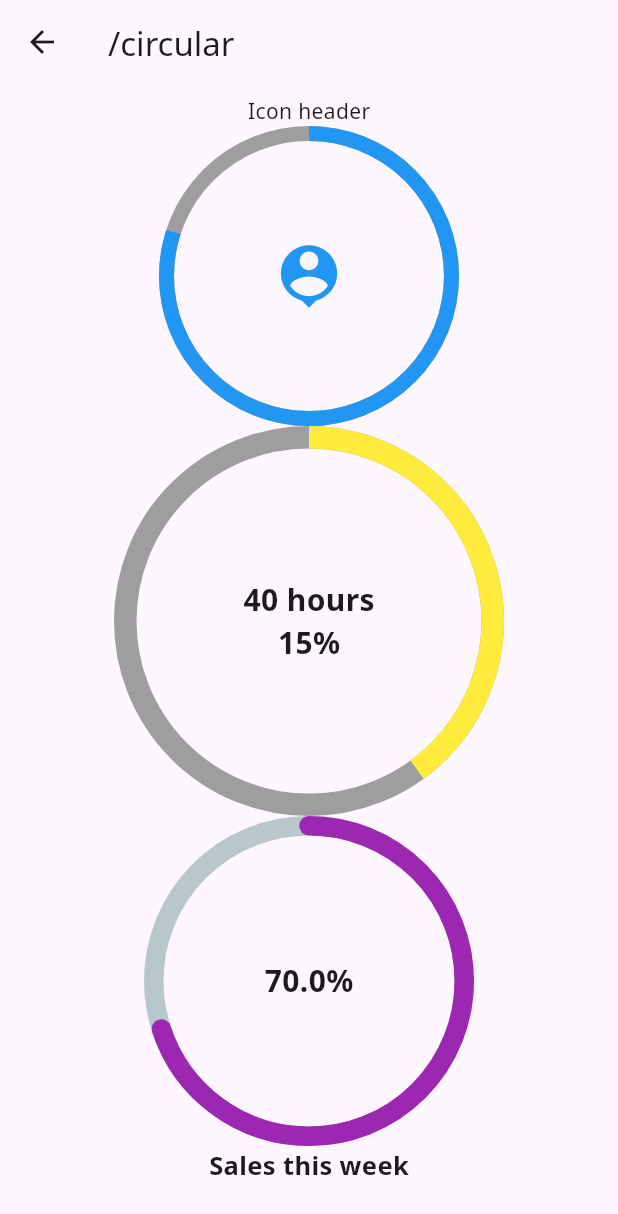
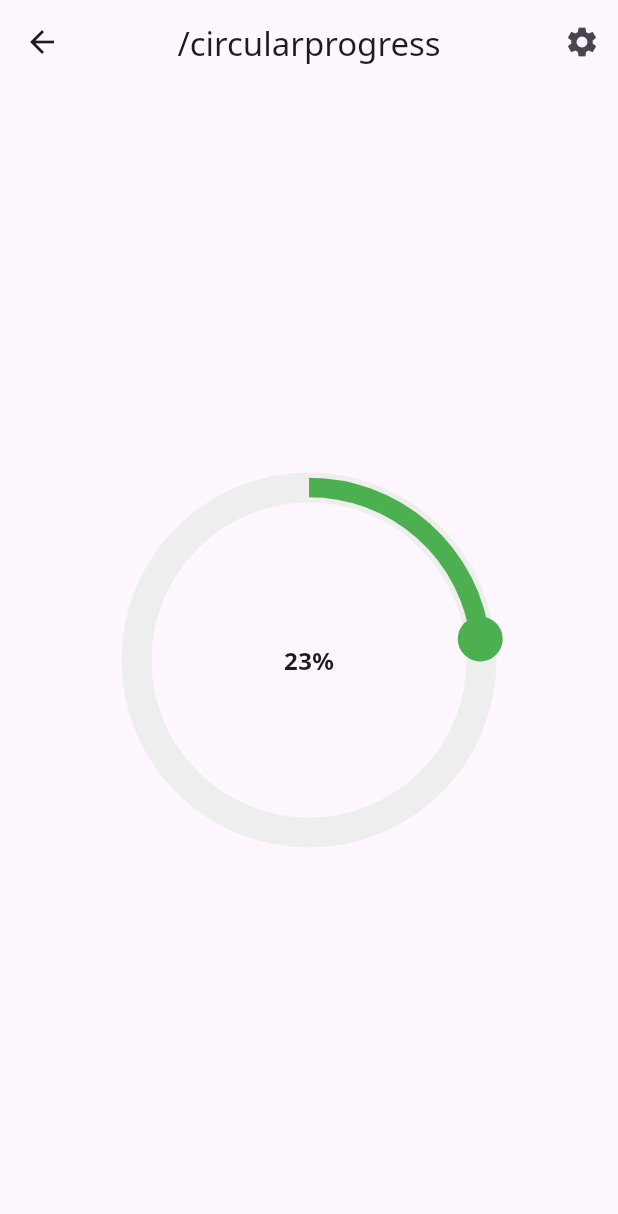
Before and after one commit to exlsy/gandan_01, a Flutter app: the DefaultLayout screen opened directly, on a phone screen of 412 x 824 dp. Shown: the top 1214 px of the screen. Run offline on Flutter 3.47's test engine with Material 3 defaults, Android fonts, the phone set to English and light mode, and no system bars; drawn by our look-alikes of percent_indicator; our stand-ins replace go_router, table_calendar, wave.

Commit message:
CircularProgressScreen 외 반영

```diff
--- a/lib/layout/default_layout.dart
+++ b/lib/layout/default_layout.dart
@@ -1,11 +1,14 @@
 import 'package:flutter/material.dart';
+import 'package:go_router/go_router.dart';
 
 class DefaultLayout extends StatelessWidget {
   final String title;
   final Widget body;
+  FloatingActionButton? floatingActionButton;
 
-  const DefaultLayout({
+  DefaultLayout({
     required this.title,
+    this.floatingActionButton,
     required this.body,
     super.key,
   });
@@ -15,7 +18,17 @@ class DefaultLayout extends StatelessWidget {
     return Scaffold(
       appBar: AppBar(
         title: Text(title),
+        centerTitle: true,
+        actions: [
+          IconButton(
+            onPressed: () {
+              context.push('/settings');
+            },
+            icon: Icon(Icons.settings),
+          ),
+        ],
       ),
+      floatingActionButton: floatingActionButton,
       body: Padding(
         padding: EdgeInsets.all(
           8.0,
--- a/lib/route/route.dart
+++ b/lib/route/route.dart
@@ -1,9 +1,12 @@
 import 'package:gandan_01/screen/calendar_screen.dart';
+import 'package:gandan_01/screen/circular_progress_screen.dart';
 import 'package:gandan_01/screen/root_screen.dart';
 import 'package:go_router/go_router.dart';
 
 import '../screen/circular_screen.dart';
 import '../screen/countdown_timer_screen.dart';
+import '../screen/settings_screen.dart';
+import '../screen/wave_screen.dart';
 
 final router = GoRouter(
   routes: [
@@ -20,6 +23,12 @@ final router = GoRouter(
           },
         ),
         GoRoute(
+          path: 'circularprogress',
+          builder: (context, state) {
+            return CircularProgressScreen();
+          },
+        ),
+        GoRoute(
           path: 'countdown',
           builder: (context, state) {
             return CountdownTimerScreen();
@@ -31,6 +40,18 @@ final router = GoRouter(
             return CalendarScreen();
           },
         ),
+        GoRoute(
+          path: 'wave',
+          builder: (context, state) {
+            return WaveScreen();
+          },
+        ),
+        GoRoute(
+          path: 'settings',
+          builder: (context, state) {
+            return SettingsScreen();
+          },
+        ),
       ],
     ),
   ],
--- /dev/null
+++ b/lib/screen/circular_progress_screen.dart
@@ -0,0 +1,129 @@
+import 'dart:math';
+
+import 'package:flutter/material.dart';
+
+import '../layout/default_layout.dart';
+
+class CircularProgressScreen extends StatelessWidget {
+  const CircularProgressScreen({super.key});
+
+  @override
+  Widget build(BuildContext context) {
+    return DefaultLayout(
+      title: '/circularprogress',
+      body: Center(
+        child: Container(
+          width: 250,
+          height: 250,
+          child: CircularProgressIndicatorWithDot(progress: 0.23),
+        ),
+      ),
+    );
+  }
+}
+
+class CircularProgressIndicatorWithDot extends StatefulWidget {
+  final double progress;
+
+  CircularProgressIndicatorWithDot({required this.progress, super.key});
+
+  @override
+  _CircularProgressIndicatorWithDotState createState() =>
+      _CircularProgressIndicatorWithDotState();
+}
+
+class _CircularProgressIndicatorWithDotState
+    extends State<CircularProgressIndicatorWithDot>
+    with SingleTickerProviderStateMixin {
+  late AnimationController _controller;
+
+  @override
+  void initState() {
+    super.initState();
+    _controller = AnimationController(
+      vsync: this,
+      duration: Duration(seconds: 3600),
+    );
+
+    _controller.value = widget.progress;
+
+    _controller.addListener(() {
+      if (_controller.value == 1.0) {
+        _controller.stop();
+      }
+    });
+
+    // 애니메이션을 한 번 실행
+    _controller.forward();
+  }
+
+  @override
+  void dispose() {
+    _controller.dispose();
+    super.dispose();
+  }
+
+  @override
+  Widget build(BuildContext context) {
+    return AnimatedBuilder(
+      animation: _controller,
+      builder: (context, child) {
+        return CustomPaint(
+          painter: CircularTimerPainter(_controller.value),
+          // size: Size(100, 100), // 크기를 50x50으로 설정
+          child: Center(
+            child: Text(
+              '${(_controller.value * 100).toInt()}%',
+              style: TextStyle(
+                fontSize: 16, // 폰트 크기를 원 크기에 맞게 줄임
+                fontWeight: FontWeight.bold,
+              ),
+            ),
+          ),
+        );
+      },
+    );
+  }
+}
+
+class CircularTimerPainter extends CustomPainter {
+  final double progress;
+
+  CircularTimerPainter(this.progress);
+
+  @override
+  void paint(Canvas canvas, Size size) {
+    Paint circlePaint = Paint()
+      ..color = Colors.grey.shade200
+      ..strokeWidth = 20
+      ..style = PaintingStyle.stroke;
+
+    Paint progressPaint = Paint()
+      ..color = Colors.green
+      ..strokeWidth = 13
+      ..style = PaintingStyle.stroke;
+
+    Paint dotPaint = Paint()
+      ..color = Colors.green
+      ..style = PaintingStyle.fill;
+
+    Offset center = Offset(size.width / 2, size.height / 2);
+    double radius = min(size.width / 2, size.height / 2) - 10;
+
+    canvas.drawCircle(center, radius, circlePaint);
+
+    double sweepAngle = 2 * pi * progress;
+    canvas.drawArc(Rect.fromCircle(center: center, radius: radius), -pi / 2,
+        sweepAngle, false, progressPaint);
+
+    double dotX = center.dx + radius * cos(sweepAngle - pi / 2);
+    double dotY = center.dy + radius * sin(sweepAngle - pi / 2);
+
+    canvas.drawCircle(Offset(dotX, dotY), 15, dotPaint);
+  }
+
+  @override
+  bool shouldRepaint(covariant CustomPainter oldDelegate) {
+    return true;
+  }
+}
--- a/pubspec.yaml
+++ b/pubspec.yaml
@@ -39,6 +39,7 @@ dependencies:
   percent_indicator: ^4.2.3
   table_calendar: ^3.1.2
   intl: ^0.19.0
+  wave: ^0.2.2
 
 dev_dependencies:
   flutter_test:
```
Also changed, not shown: lib/component/schedule_card.dart (added, +78 -0 lines), lib/const/tabs.dart (added, +23 -0 lines), lib/screen/calendar_screen.dart (+31 -1 lines), lib/screen/circular_screen.dart (+19 -1 lines), lib/screen/root_screen.dart (+12 -0 lines), lib/screen/settings_screen.dart (added, +32 -0 lines), lib/screen/wave_screen.dart (added, +86 -0 lines), lib/component/calendar.dart (renamed from lib/component/Calendar.dart), pubspec.lock.
